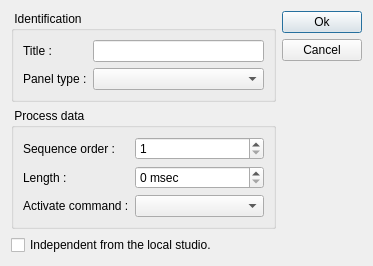
Old version of the form client/dlgpanelstatusesedit.ui in the repository tbikfalvi/Belenus.
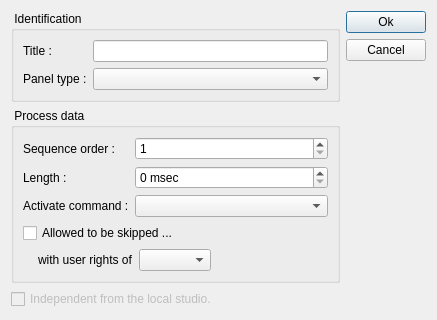
New version of the form.

The edit to the form file:
```diff
--- a/client/dlgpanelstatusesedit.ui
+++ b/client/dlgpanelstatusesedit.ui
@@ -6,16 +6,16 @@
    <rect>
     <x>0</x>
     <y>0</y>
-    <width>373</width>
-    <height>233</height>
+    <width>437</width>
+    <height>286</height>
    </rect>
   </property>
   <property name="windowTitle">
    <string>Dialog</string>
   </property>
-  <layout class="QHBoxLayout" name="horizontalLayout">
+  <layout class="QHBoxLayout" name="horizontalLayout_2">
    <item>
-    <layout class="QVBoxLayout" name="verticalLayout">
+    <layout class="QVBoxLayout" name="verticalLayout_3">
      <item>
       <widget class="QGroupBox" name="gbIdentification">
        <property name="title">
@@ -50,6 +50,8 @@
        <property name="title">
         <string> Process data </string>
        </property>
+       <layout class="QVBoxLayout" name="verticalLayout">
+        <item>
        <layout class="QFormLayout" name="formLayout_2">
         <item row="0" column="0">
          <widget class="QLabel" name="lblSeqNumber">
@@ -96,10 +98,65 @@
          <widget class="QComboBox" name="cmbActivateCmd"/>
         </item>
        </layout>
+        </item>
+        <item>
+         <widget class="QCheckBox" name="chkAllowToSkip">
+          <property name="text">
+           <string>Allowed to be skipped ...</string>
+          </property>
+         </widget>
+        </item>
+        <item>
+         <layout class="QHBoxLayout" name="horizontalLayout">
+          <item>
+           <spacer name="horizontalSpacer">
+            <property name="orientation">
+             <enum>Qt::Horizontal</enum>
+            </property>
+            <property name="sizeType">
+             <enum>QSizePolicy::Fixed</enum>
+            </property>
+            <property name="sizeHint" stdset="0">
+             <size>
+              <width>15</width>
+              <height>20</height>
+             </size>
+            </property>
+           </spacer>
+          </item>
+          <item>
+           <widget class="QLabel" name="lblSkipLevel">
+            <property name="text">
+             <string>with user rights of</string>
+            </property>
+           </widget>
+          </item>
+          <item>
+           <widget class="QComboBox" name="cmbSkipLevel"/>
+          </item>
+          <item>
+           <spacer name="horizontalSpacer_2">
+            <property name="orientation">
+             <enum>Qt::Horizontal</enum>
+            </property>
+            <property name="sizeHint" stdset="0">
+             <size>
+              <width>40</width>
+              <height>20</height>
+             </size>
+            </property>
+           </spacer>
+          </item>
+         </layout>
+        </item>
+       </layout>
       </widget>
      </item>
      <item>
       <widget class="QCheckBox" name="checkIndependent">
+       <property name="enabled">
+        <bool>false</bool>
+       </property>
        <property name="text">
         <string>Independent from the local studio.</string>
        </property>
```
Lines whose indentation alone changed are shown as unchanged.
